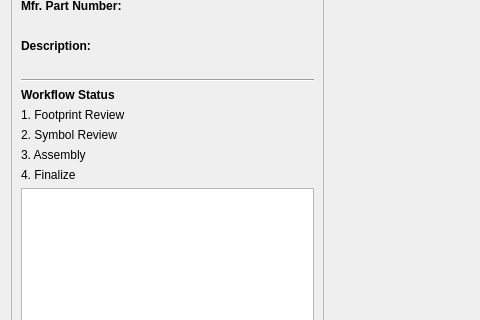
This is ui/page_library_element.ui in z3ugma/webparts-librepcb as Qt 5 draws it before an edit; both pictures show x 0 to 480 and y 120 to 440 of the 1280 by 900 pixel window. The edited form follows.
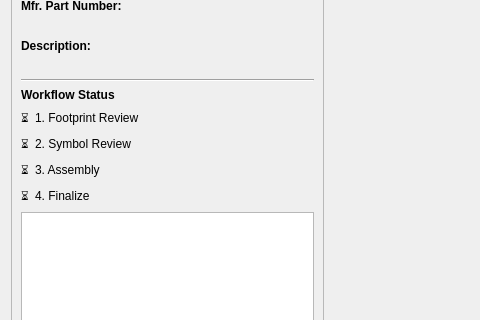
This is the edited form. Custom widgets are drawn as their Qt base class.

Commit message:
Add part review approval Status; bugfixes
bugfixes: make ID and name selectable in the top left sidebar

```diff
--- a/ui/page_library_element.ui
+++ b/ui/page_library_element.ui
@@ -156,7 +156,16 @@
        </widget>
       </item>
       <item>
-       <widget class="QLabel" name="step1_Status">
+       <layout class="QHBoxLayout" name="step1Layout">
+        <item>
+         <widget class="QLabel" name="label_step1_status">
+          <property name="text">
+           <string>⏳</string>
+          </property>
+         </widget>
+        </item>
+        <item>
+         <widget class="ClickableLabel" name="step1_Status">
         <property name="toolTip">
          <string>Click to navigate to this step</string>
         </property>
@@ -166,7 +175,31 @@
        </widget>
       </item>
       <item>
-       <widget class="QLabel" name="step2_Status">
+         <spacer name="horizontalSpacer_1">
+          <property name="orientation">
+           <enum>Qt::Horizontal</enum>
+          </property>
+          <property name="sizeHint" stdset="0">
+           <size>
+            <width>40</width>
+            <height>20</height>
+           </size>
+          </property>
+         </spacer>
+        </item>
+       </layout>
+      </item>
+      <item>
+       <layout class="QHBoxLayout" name="step2Layout">
+        <item>
+         <widget class="QLabel" name="label_step2_status">
+          <property name="text">
+           <string>⏳</string>
+          </property>
+         </widget>
+        </item>
+        <item>
+         <widget class="ClickableLabel" name="step2_Status">
         <property name="toolTip">
          <string>Click to navigate to this step</string>
         </property>
@@ -176,7 +209,31 @@
        </widget>
       </item>
       <item>
-       <widget class="QLabel" name="step3_Status">
+         <spacer name="horizontalSpacer_2">
+          <property name="orientation">
+           <enum>Qt::Horizontal</enum>
+          </property>
+          <property name="sizeHint" stdset="0">
+           <size>
+            <width>40</width>
+            <height>20</height>
+           </size>
+          </property>
+         </spacer>
+        </item>
+       </layout>
+      </item>
+      <item>
+       <layout class="QHBoxLayout" name="step3Layout">
+        <item>
+         <widget class="QLabel" name="label_step3_status">
+          <property name="text">
+           <string>⏳</string>
+          </property>
+         </widget>
+        </item>
+        <item>
+         <widget class="ClickableLabel" name="step3_Status">
         <property name="toolTip">
          <string>Click to navigate to this step</string>
         </property>
@@ -186,7 +243,31 @@
        </widget>
       </item>
       <item>
-       <widget class="QLabel" name="step4_Status">
+         <spacer name="horizontalSpacer_3">
+          <property name="orientation">
+           <enum>Qt::Horizontal</enum>
+          </property>
+          <property name="sizeHint" stdset="0">
+           <size>
+            <width>40</width>
+            <height>20</height>
+           </size>
+          </property>
+         </spacer>
+        </item>
+       </layout>
+      </item>
+      <item>
+       <layout class="QHBoxLayout" name="step4Layout">
+        <item>
+         <widget class="QLabel" name="label_step4_status">
+          <property name="text">
+           <string>⏳</string>
+          </property>
+         </widget>
+        </item>
+        <item>
+         <widget class="ClickableLabel" name="step4_Status">
         <property name="toolTip">
          <string>Click to navigate to this step</string>
         </property>
@@ -196,6 +277,21 @@
        </widget>
       </item>
       <item>
+         <spacer name="horizontalSpacer_4">
+          <property name="orientation">
+           <enum>Qt::Horizontal</enum>
+          </property>
+          <property name="sizeHint" stdset="0">
+           <size>
+            <width>40</width>
+            <height>20</height>
+           </size>
+          </property>
+         </spacer>
+        </item>
+       </layout>
+      </item>
+      <item>
        <widget class="QGraphicsView" name="image_hero_view">
         <property name="toolTip">
          <string>Pan by dragging, zoom with scroll wheel.</string>
@@ -423,6 +519,11 @@
   </layout>
  </widget>
  <customwidgets>
+  <customwidget>
+   <class>ClickableLabel</class>
+   <extends>QLabel</extends>
+   <header>ui.page_library_element</header>
+  </customwidget>
   <customwidget>
    <class>FootprintReviewPage</class>
    <extends>QWidget</extends>
```
Left out of the diff: 6 changed lines with no effect on the pictures. Lines whose indentation alone changed are shown as unchanged. The commit also changes 8 other files.
